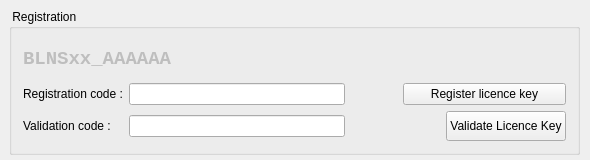
Before: the Qt Designer form activator/mainwindow.ui in tbikfalvi/Belenus, drawn with Qt 5.
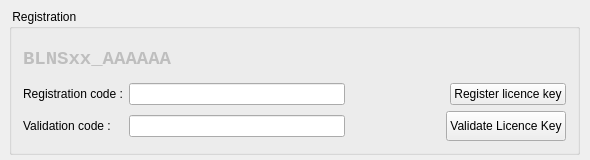
After: the same form once the commit is applied. Icons and pictures are not drawn.

Commit message: Onalloan indithato

Diff of the .ui file:
```diff
--- a/activator/mainwindow.ui
+++ b/activator/mainwindow.ui
@@ -85,6 +85,19 @@
        </item>
        <item row="0" column="2">
         <layout class="QHBoxLayout" name="horizontalLayout_4">
+         <item>
+          <spacer name="horizontalSpacer_3">
+           <property name="orientation">
+            <enum>Qt::Horizontal</enum>
+           </property>
+           <property name="sizeHint" stdset="0">
+            <size>
+             <width>5</width>
+             <height>20</height>
+            </size>
+           </property>
+          </spacer>
+         </item>
          <item>
           <layout class="QHBoxLayout" name="horizontalLayout_3">
            <item>
@@ -127,6 +140,19 @@
            </item>
           </layout>
          </item>
+         <item>
+          <spacer name="horizontalSpacer_2">
+           <property name="orientation">
+            <enum>Qt::Horizontal</enum>
+           </property>
+           <property name="sizeHint" stdset="0">
+            <size>
+             <width>5</width>
+             <height>20</height>
+            </size>
+           </property>
+          </spacer>
+         </item>
          <item>
           <widget class="QPushButton" name="pbNewLicenceKey">
            <property name="enabled">
```
Left out of the diff: 5 changed lines with no effect on the pictures. The commit also changes 2 other files.
